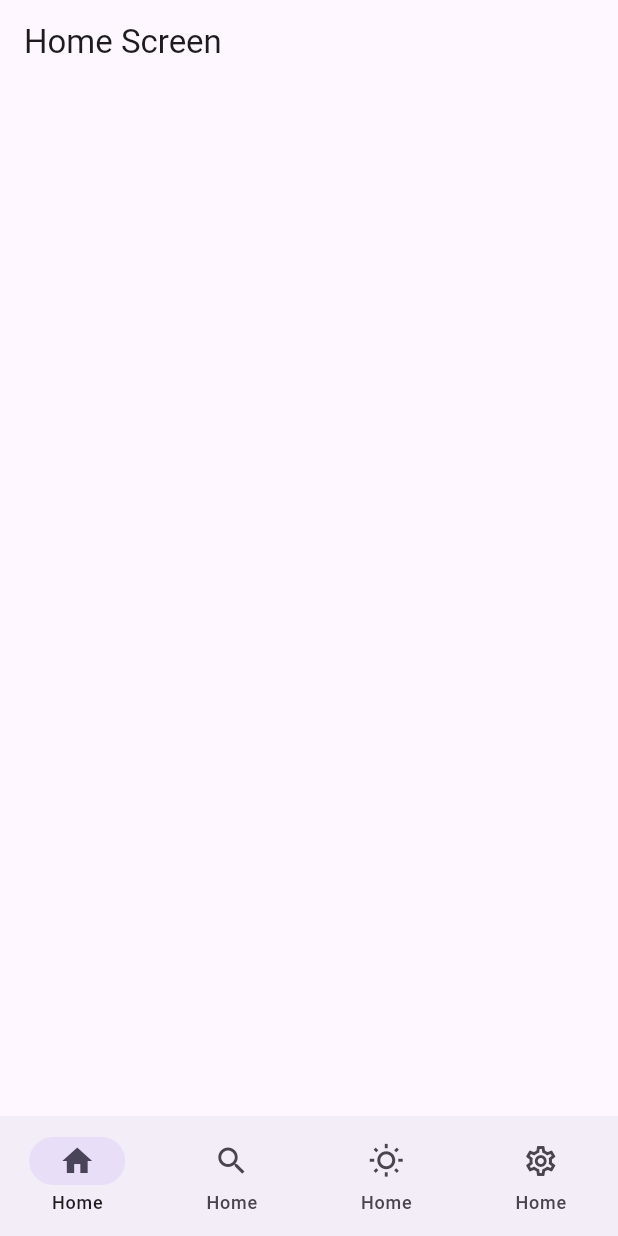
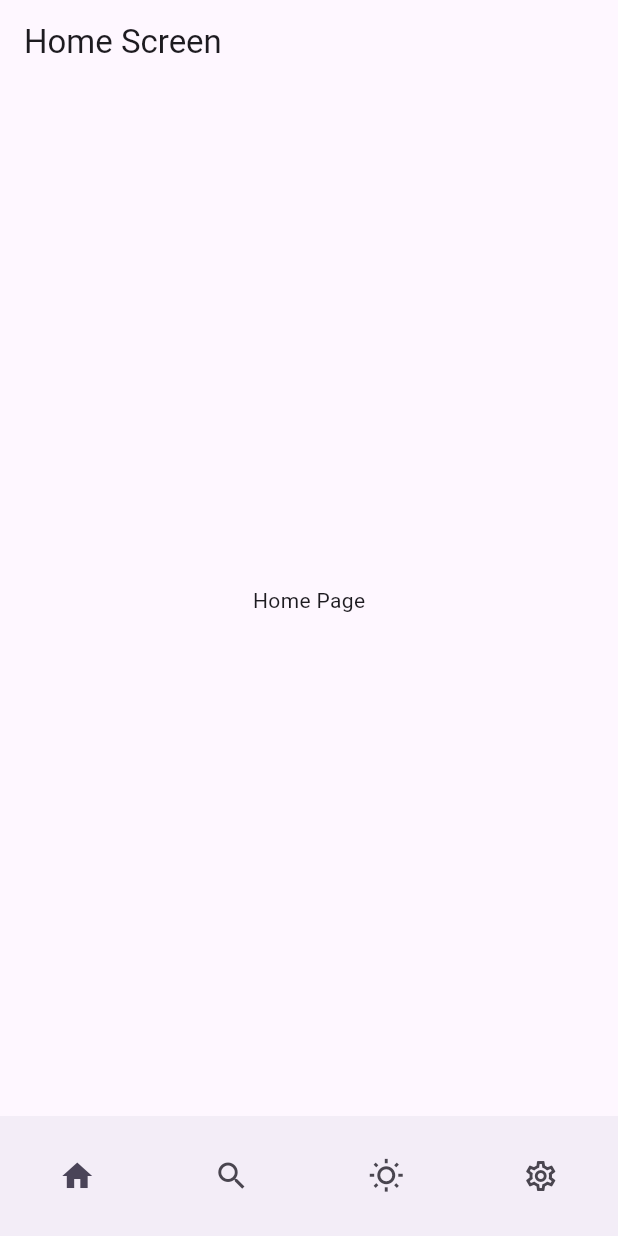
Before and after one commit to dinmukhamednurkaliyev/weather_app, a Flutter app: the screen it shows after launch, on a phone screen of 412 x 824 dp. Run offline on Flutter 3.47's test engine with Material 3 defaults, Android fonts, the phone set to English and light mode, and no system bars; our stand-ins replace dio, flutter_riverpod, geolocator, jiffy; missing offline and left inert: env.

Commit message:
feat(home): implement bottom navigation logic and page switching.

```diff
--- a/lib/features/home/view/home_view.dart
+++ b/lib/features/home/view/home_view.dart
@@ -9,36 +9,61 @@ class HomePage extends StatelessWidget {
   }
 }
 
-class HomeView extends StatelessWidget {
-  final _destinations = [
-    const NavigationDestination(
+class HomeView extends StatefulWidget {
+  const HomeView({super.key});
+
+  @override
+  State<HomeView> createState() => _HomeViewState();
+}
+
+class _HomeViewState extends State<HomeView> {
+  int _currentPageIndex = 0;
+  final _destinations = const [
+    NavigationDestination(
       icon: Icon(Icons.home_outlined),
       selectedIcon: Icon(Icons.home),
       label: 'Home',
     ),
-    const NavigationDestination(
+    NavigationDestination(
       icon: Icon(Icons.search_outlined),
       selectedIcon: Icon(Icons.search),
-      label: 'Home',
+      label: 'Search',
     ),
-    const NavigationDestination(
+    NavigationDestination(
       icon: Icon(Icons.wb_sunny_outlined),
       selectedIcon: Icon(Icons.wb_sunny),
-      label: 'Home',
+      label: 'Weather',
     ),
-    const NavigationDestination(
+    NavigationDestination(
       icon: Icon(Icons.settings_outlined),
       selectedIcon: Icon(Icons.settings),
-      label: 'Home',
+      label: 'Settings',
     ),
   ];
-  HomeView({super.key});
+
+  final _pages = [
+    const Center(child: Text('Home Page')),
+    const Center(child: Text('Search Page')),
+    const Center(child: Text('Weather Page')),
+    const Center(child: Text('Settings Page')),
+  ];
 
   @override
   Widget build(BuildContext context) {
     return Scaffold(
       appBar: AppBar(title: const Text('Home Screen')),
-      bottomNavigationBar: NavigationBar(destinations: _destinations),
+      body: _pages[_currentPageIndex],
+      bottomNavigationBar: NavigationBar(
+        destinations: _destinations,
+        labelBehavior: NavigationDestinationLabelBehavior.alwaysHide,
+        selectedIndex: _currentPageIndex,
+        indicatorColor: Colors.transparent,
+        onDestinationSelected: (index) {
+          setState(() {
+            _currentPageIndex = index;
+          });
+        },
+      ),
     );
   }
 }
```
